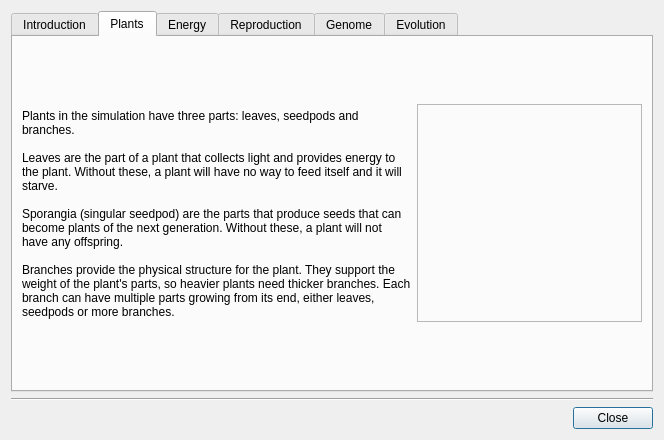
Qt form ui/quicksummarydialog.ui (rrwick/Grovolve) before a commit.
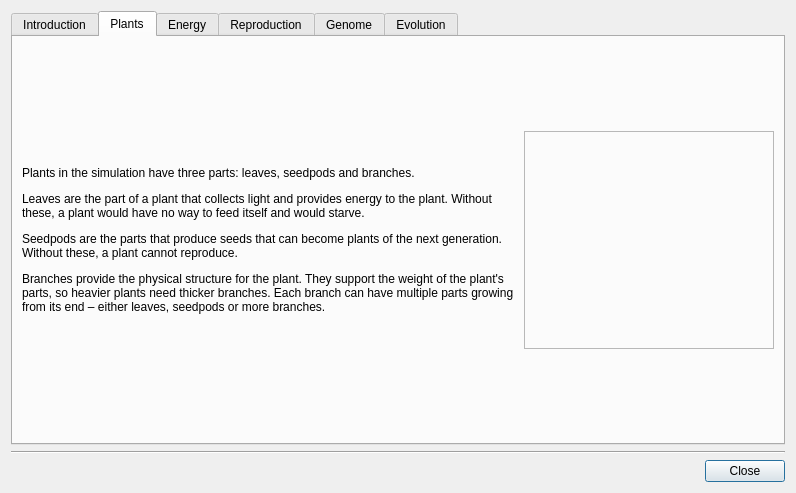
The same form after that commit. The open tabs and pages were chosen to show the change. Icons and pictures are not drawn.

Commit message: Update Quick Summary dialog text

Diff of the .ui file:
```diff
--- a/ui/quicksummarydialog.ui
+++ b/ui/quicksummarydialog.ui
@@ -6,8 +6,8 @@
    <rect>
     <x>0</x>
     <y>0</y>
-    <width>664</width>
-    <height>440</height>
+    <width>796</width>
+    <height>493</height>
    </rect>
   </property>
   <property name="windowTitle">
@@ -112,13 +112,7 @@
           </size>
          </property>
          <property name="text">
-          <string>Plants in the simulation have three parts: leaves, seedpods and branches.
-
-Leaves are the part of a plant that collects light and provides energy to the plant. Without these, a plant will have no way to feed itself and it will starve.
-
-Sporangia (singular seedpod) are the parts that produce seeds that can become plants of the next generation. Without these, a plant will not have any offspring.
-
-Branches provide the physical structure for the plant. They support the weight of the plant's parts, so heavier plants need thicker branches. Each branch can have multiple parts growing from its end, either leaves, seedpods or more branches.</string>
+          <string>&lt;html&gt;&lt;head/&gt;&lt;body&gt;&lt;p&gt;Plants in the simulation have three parts: leaves, seedpods and branches.&lt;/p&gt;&lt;p&gt;&lt;/p&gt;&lt;p&gt;Leaves are the part of a plant that collects light and provides energy to the plant. Without these, a plant would have no way to feed itself and would starve.&lt;/p&gt;&lt;p&gt;&lt;/p&gt;&lt;p&gt;Seedpods are the parts that produce seeds that can become plants of the next generation. Without these, a plant cannot reproduce.&lt;/p&gt;&lt;p&gt;&lt;/p&gt;&lt;p&gt;Branches provide the physical structure for the plant. They support the weight of the plant's parts, so heavier plants need thicker branches. Each branch can have multiple parts growing from its end – either leaves, seedpods or more branches.&lt;/p&gt;&lt;/body&gt;&lt;/html&gt;</string>
          </property>
          <property name="wordWrap">
           <bool>true</bool>
```
Left out of the diff: 24 changed lines with no effect on the pictures.
